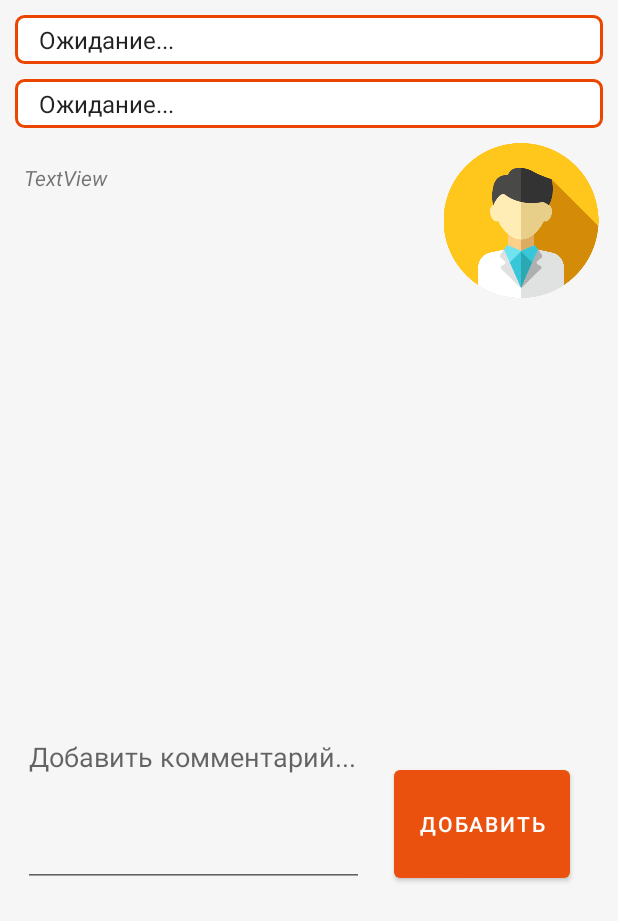
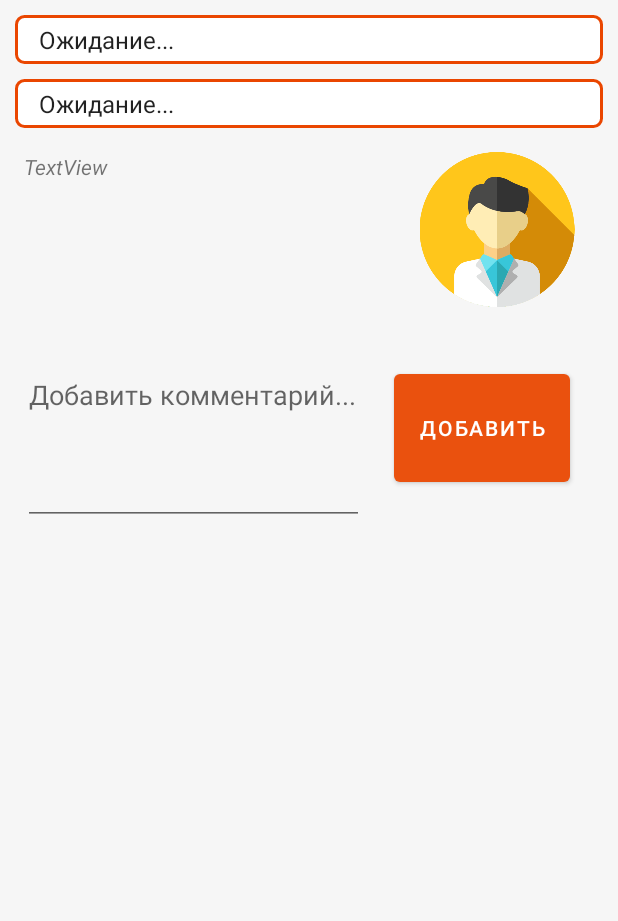
Before and after one commit to Romavip66/hospital, an Android app: the layout comments_fragment.xml on its own in the app's theme, with its tools: preview values and no code run, on a phone screen of 412 x 824 dp. Shown: the top 921 px of the screen. Run offline under Robolectric (Android 15) with nearby library versions, the phone set to English and light mode, and no system bars.

Commit message:
Fix of fixes

```diff
--- a/app/src/main/java/com/example/diploma_hospital/ui/comments/CommentsFragment.java
+++ b/app/src/main/java/com/example/diploma_hospital/ui/comments/CommentsFragment.java
@@ -257,6 +257,7 @@ public class CommentsFragment extends Fragment {
                                                                 DatabaseReference rb1 = FirebaseDatabase.getInstance().getReference("Comments").child(selectedUid).child(strDate);
                                                                 rb1.child(curName).setValue(val);
                                                                 Toast.makeText(getContext(), "Ваш комментарий добавлен!", Toast.LENGTH_SHORT).show();
+                                                                coms.setText("");
                                                             }
                                                         }
                                                     });
--- a/app/src/main/res/layout/comments_fragment.xml
+++ b/app/src/main/res/layout/comments_fragment.xml
@@ -1,5 +1,5 @@
 <?xml version="1.0" encoding="utf-8"?>
-<ScrollView xmlns:android="http://schemas.android.com/apk/res/android"
+<androidx.core.widget.NestedScrollView xmlns:android="http://schemas.android.com/apk/res/android"
     xmlns:app="http://schemas.android.com/apk/res-auto"
     xmlns:tools="http://schemas.android.com/tools"
     android:layout_width="match_parent"
@@ -29,43 +29,52 @@
             style="@style/spinner_style"
             android:layout_width="match_parent"
             android:layout_height="wrap_content"
-            android:layout_marginBottom="28dp"
+            android:layout_marginStart="16dp"
+            android:layout_marginLeft="16dp"
+            android:layout_marginTop="16dp"
+            android:layout_marginEnd="16dp"
+            android:layout_marginRight="16dp"
             android:entries="@array/array_name"
-            app:layout_constraintBottom_toTopOf="@+id/imageViewOfDoc"
-            tools:layout_editor_absoluteX="16dp" />
+            app:layout_constraintEnd_toStartOf="@+id/imageViewOfDoc"
+            app:layout_constraintStart_toStartOf="parent"
+            app:layout_constraintTop_toBottomOf="@+id/spinnerCategory2" />
 
         <ImageView
             android:id="@+id/imageViewOfDoc"
             android:layout_width="129dp"
             android:layout_height="103dp"
-            android:layout_marginBottom="10dp"
+            android:layout_marginEnd="16dp"
+            android:layout_marginRight="16dp"
             android:src="@drawable/doctor"
-            app:layout_constraintBottom_toTopOf="@+id/recyclerViewCom"
-            app:layout_constraintEnd_toEndOf="parent" />
+            app:layout_constraintEnd_toEndOf="parent"
+            app:layout_constraintTop_toTopOf="@+id/textViewDesc" />
 
         <TextView
             android:id="@+id/textViewDesc"
             android:layout_width="0dp"
-            android:layout_height="90dp"
+            android:layout_height="wrap_content"
             android:layout_marginStart="16dp"
             android:layout_marginLeft="16dp"
+            android:layout_marginTop="16dp"
             android:layout_marginEnd="16dp"
             android:layout_marginRight="16dp"
-            android:layout_marginBottom="10dp"
+            android:ellipsize="end"
+            android:maxLines="100"
             android:text="TextView"
             android:textStyle="italic"
-            app:layout_constraintBottom_toTopOf="@+id/recyclerViewCom"
             app:layout_constraintEnd_toStartOf="@+id/imageViewOfDoc"
             app:layout_constraintHorizontal_bias="0.0"
-            app:layout_constraintStart_toStartOf="parent" />
+            app:layout_constraintStart_toStartOf="parent"
+            app:layout_constraintTop_toBottomOf="@+id/spinnerDoctor2" />
 
         <androidx.recyclerview.widget.RecyclerView
             android:id="@+id/recyclerViewCom"
             android:layout_width="match_parent"
-            android:layout_height="250dp"
-            android:layout_marginBottom="23dp"
-            app:layout_constraintBottom_toTopOf="@+id/comments"
-            tools:layout_editor_absoluteX="0dp" />
+            android:layout_height="wrap_content"
+            android:layout_marginTop="96dp"
+            app:layout_constraintEnd_toEndOf="parent"
+            app:layout_constraintStart_toStartOf="parent"
+            app:layout_constraintTop_toBottomOf="@+id/textViewDesc" />
 
         <EditText
             android:id="@+id/comments"
@@ -73,6 +82,7 @@
             android:layout_height="wrap_content"
             android:layout_marginStart="15dp"
             android:layout_marginLeft="15dp"
+            android:layout_marginTop="24dp"
             android:layout_marginBottom="20dp"
             android:gravity="top|left"
             android:hint="Добавить комментарий..."
@@ -82,7 +92,8 @@
             android:minLines="4"
             android:scrollbars="vertical"
             app:layout_constraintBottom_toBottomOf="parent"
-            app:layout_constraintStart_toStartOf="parent" />
+            app:layout_constraintStart_toStartOf="parent"
+            app:layout_constraintTop_toBottomOf="@+id/recyclerViewCom" />
 
         <Button
             android:id="@+id/btnComments"
@@ -92,10 +103,11 @@
             android:layout_marginLeft="20dp"
             android:layout_marginBottom="20dp"
             android:text="Добавить"
-            app:layout_constraintBottom_toBottomOf="parent"
-            app:layout_constraintStart_toEndOf="@+id/comments" />
+            app:layout_constraintBottom_toBottomOf="@+id/comments"
+            app:layout_constraintStart_toEndOf="@+id/comments"
+            app:layout_constraintTop_toTopOf="@+id/comments" />
 
     </androidx.constraintlayout.widget.ConstraintLayout>
 
 
-</ScrollView>
+</androidx.core.widget.NestedScrollView>
--- a/app/src/main/res/values/strings.xml
+++ b/app/src/main/res/values/strings.xml
@@ -13,10 +13,7 @@
 
     <string name="home_second">Home Second</string>
     <string name="headerText">Онлайн Больница</string>
-    <string name="loremIpsum">
-        Орындаған: Бақыбаев Нұрлан
-\nЖетекші: PhD, доцент Кожамкулова Ж.Ж
-</string>
+    <string name="loremIpsum">Онлайн Больница</string>
 
     <string-array name="array_name">
         <item>Ожидание...</item>
```
